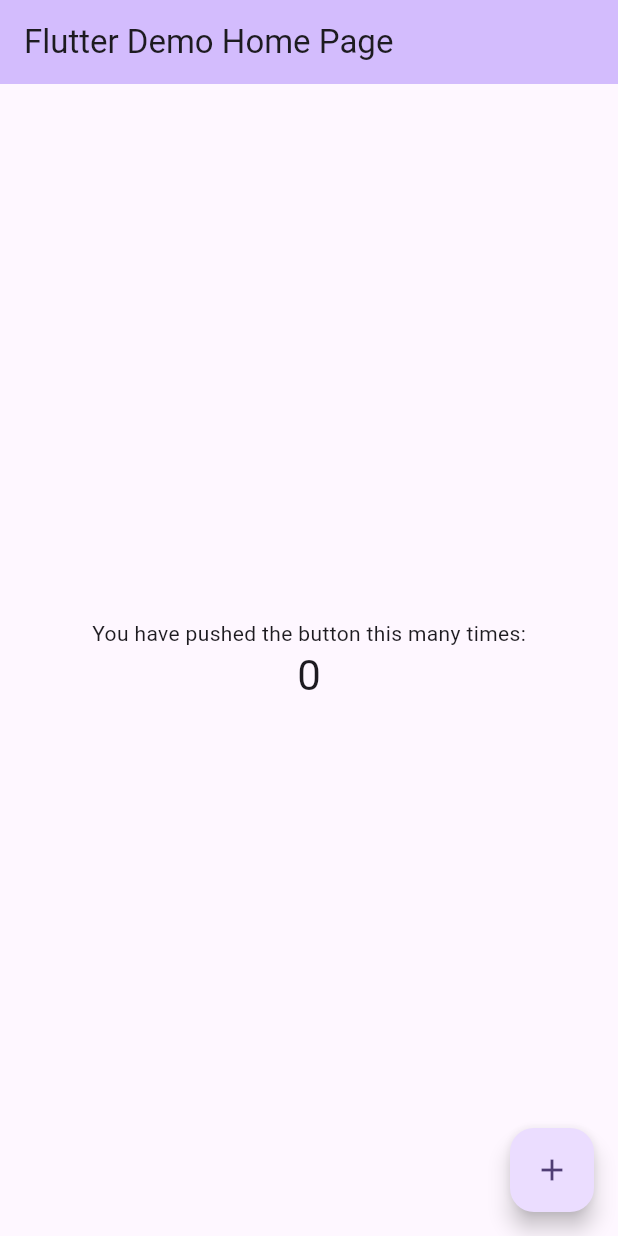
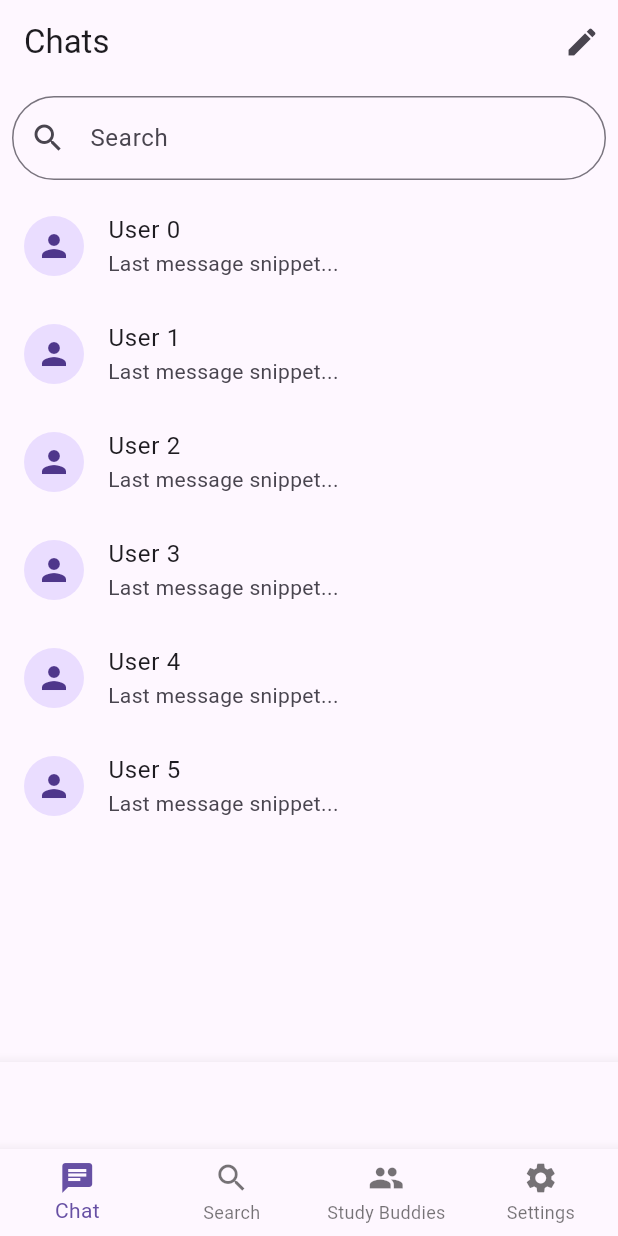
Before and after one commit to Ikran21/Study-Buddy-App, a Flutter app: the screen it shows after launch, on a phone screen of 412 x 824 dp. Run offline on Flutter 3.47's test engine with Material 3 defaults, Android fonts, the phone set to English and light mode, and no system bars.

Commit message:
set up basic ui for main screens

```diff
--- a/lib/main.dart
+++ b/lib/main.dart
@@ -1,125 +1,63 @@
 import 'package:flutter/material.dart';
+import 'screens/chat_screen.dart';
+import 'screens/search_screen.dart';
+import 'screens/settings_screen.dart';
+import 'screens/study_buddies_screen.dart';
 
 void main() {
-  runApp(const MyApp());
+  runApp(StudyBuddyApp());
 }
 
-class MyApp extends StatelessWidget {
-  const MyApp({super.key});
-
-  // This widget is the root of your application.
+class StudyBuddyApp extends StatelessWidget {
   @override
   Widget build(BuildContext context) {
     return MaterialApp(
-      title: 'Flutter Demo',
+      debugShowCheckedModeBanner: false,
+      title: 'Study Buddy App',
       theme: ThemeData(
-        // This is the theme of your application.
-        //
-        // TRY THIS: Try running your application with "flutter run". You'll see
-        // the application has a purple toolbar. Then, without quitting the app,
-        // try changing the seedColor in the colorScheme below to Colors.green
-        // and then invoke "hot reload" (save your changes or press the "hot
-        // reload" button in a Flutter-supported IDE, or press "r" if you used
-        // the command line to start the app).
-        //
-        // Notice that the counter didn't reset back to zero; the application
-        // state is not lost during the reload. To reset the state, use hot
-        // restart instead.
-        //
-        // This works for code too, not just values: Most code changes can be
-        // tested with just a hot reload.
-        colorScheme: ColorScheme.fromSeed(seedColor: Colors.deepPurple),
-        useMaterial3: true,
+        primarySwatch: Colors.blue,
       ),
-      home: const MyHomePage(title: 'Flutter Demo Home Page'),
+      home: HomeScreen(),
     );
   }
 }
 
-class MyHomePage extends StatefulWidget {
-  const MyHomePage({super.key, required this.title});
-
-  // This widget is the home page of your application. It is stateful, meaning
-  // that it has a State object (defined below) that contains fields that affect
-  // how it looks.
-
-  // This class is the configuration for the state. It holds the values (in this
-  // case the title) provided by the parent (in this case the App widget) and
-  // used by the build method of the State. Fields in a Widget subclass are
-  // always marked "final".
-
-  final String title;
-
+class HomeScreen extends StatefulWidget {
   @override
-  State<MyHomePage> createState() => _MyHomePageState();
+  _HomeScreenState createState() => _HomeScreenState();
 }
 
-class _MyHomePageState extends State<MyHomePage> {
-  int _counter = 0;
+class _HomeScreenState extends State<HomeScreen> {
+  int _currentIndex = 0;
 
-  void _incrementCounter() {
-    setState(() {
-      // This call to setState tells the Flutter framework that something has
-      // changed in this State, which causes it to rerun the build method below
-      // so that the display can reflect the updated values. If we changed
-      // _counter without calling setState(), then the build method would not be
-      // called again, and so nothing would appear to happen.
-      _counter++;
-    });
-  }
+  final List<Widget> _screens = [
+    ChatScreen(),
+    SearchScreen(),
+    StudyBuddiesScreen(),
+    SettingsScreen(),
+  ];
 
   @override
   Widget build(BuildContext context) {
-    // This method is rerun every time setState is called, for instance as done
-    // by the _incrementCounter method above.
-    //
-    // The Flutter framework has been optimized to make rerunning build methods
-    // fast, so that you can just rebuild anything that needs updating rather
-    // than having to individually change instances of widgets.
     return Scaffold(
-      appBar: AppBar(
-        // TRY THIS: Try changing the color here to a specific color (to
-        // Colors.amber, perhaps?) and trigger a hot reload to see the AppBar
-        // change color while the other colors stay the same.
-        backgroundColor: Theme.of(context).colorScheme.inversePrimary,
-        // Here we take the value from the MyHomePage object that was created by
-        // the App.build method, and use it to set our appbar title.
-        title: Text(widget.title),
+      body: _screens[_currentIndex],
+      bottomNavigationBar: BottomNavigationBar(
+        currentIndex: _currentIndex,
+        onTap: (index) {
+          setState(() {
+            _currentIndex = index;
+          });
+        },
+        items: [
+          BottomNavigationBarItem(icon: Icon(Icons.chat), label: "Chat"),
+          BottomNavigationBarItem(icon: Icon(Icons.search), label: "Search"),
+          BottomNavigationBarItem(
+              icon: Icon(Icons.people), label: "Study Buddies"),
+          BottomNavigationBarItem(
+              icon: Icon(Icons.settings), label: "Settings"),
+        ],
+        type: BottomNavigationBarType.fixed,
       ),
-      body: Center(
-        // Center is a layout widget. It takes a single child and positions it
-        // in the middle of the parent.
-        child: Column(
-          // Column is also a layout widget. It takes a list of children and
-          // arranges them vertically. By default, it sizes itself to fit its
-          // children horizontally, and tries to be as tall as its parent.
-          //
-          // Column has various properties to control how it sizes itself and
-          // how it positions its children. Here we use mainAxisAlignment to
-          // center the children vertically; the main axis here is the vertical
-          // axis because Columns are vertical (the cross axis would be
-          // horizontal).
-          //
-          // TRY THIS: Invoke "debug painting" (choose the "Toggle Debug Paint"
-          // action in the IDE, or press "p" in the console), to see the
-          // wireframe for each widget.
-          mainAxisAlignment: MainAxisAlignment.center,
-          children: <Widget>[
-            const Text(
-              'You have pushed the button this many times:',
-            ),
-            Text(
-              '$_counter',
-              style: Theme.of(context).textTheme.headlineMedium,
-            ),
-          ],
-        ),
-      ),
-      floatingActionButton: FloatingActionButton(
-        onPressed: _incrementCounter,
-        tooltip: 'Increment',
-        child: const Icon(Icons.add),
-      ), // This trailing comma makes auto-formatting nicer for build methods.
     );
   }
 }
--- /dev/null
+++ b/lib/screens/chat_screen.dart
@@ -0,0 +1,58 @@
+import 'package:flutter/material.dart';
+
+class ChatScreen extends StatelessWidget {
+  @override
+  Widget build(BuildContext context) {
+    return Scaffold(
+      appBar: AppBar(
+        title: Text("Chats"),
+        actions: [
+          IconButton(
+            icon: Icon(Icons.edit),
+            onPressed: () {}, // Add edit functionality
+          ),
+        ],
+      ),
+      body: Column(
+        children: [
+          Padding(
+            padding: const EdgeInsets.all(8.0),
+            child: TextField(
+              decoration: InputDecoration(
+                hintText: "Search",
+                prefixIcon: Icon(Icons.search),
+                border: OutlineInputBorder(
+                  borderRadius: BorderRadius.circular(30),
+                ),
+              ),
+            ),
+          ),
+          Expanded(
+            child: ListView.builder(
+              itemCount: 6, // Example count
+              itemBuilder: (context, index) {
+                return ListTile(
+                  leading: CircleAvatar(child: Icon(Icons.person)),
+                  title: Text("User $index"),
+                  subtitle: Text("Last message snippet..."),
+                  onTap: () {},
+                );
+              },
+            ),
+          ),
+        ],
+      ),
+      bottomNavigationBar: BottomNavigationBar(
+        items: [
+          BottomNavigationBarItem(icon: Icon(Icons.chat), label: "Chat"),
+          BottomNavigationBarItem(
+              icon: Icon(Icons.people), label: "Study Buddies"),
+          BottomNavigationBarItem(
+              icon: Icon(Icons.search), label: "Search Groups"),
+          BottomNavigationBarItem(
+              icon: Icon(Icons.settings), label: "Settings"),
+        ],
+      ),
+    );
+  }
+}
```
Also changed, not shown: lib/screens/search_screen.dart (added, +56 -0 lines), lib/screens/settings_screen.dart (added, +54 -0 lines), lib/screens/study_buddies_screen.dart (added, +16 -0 lines), pubspec.lock.
